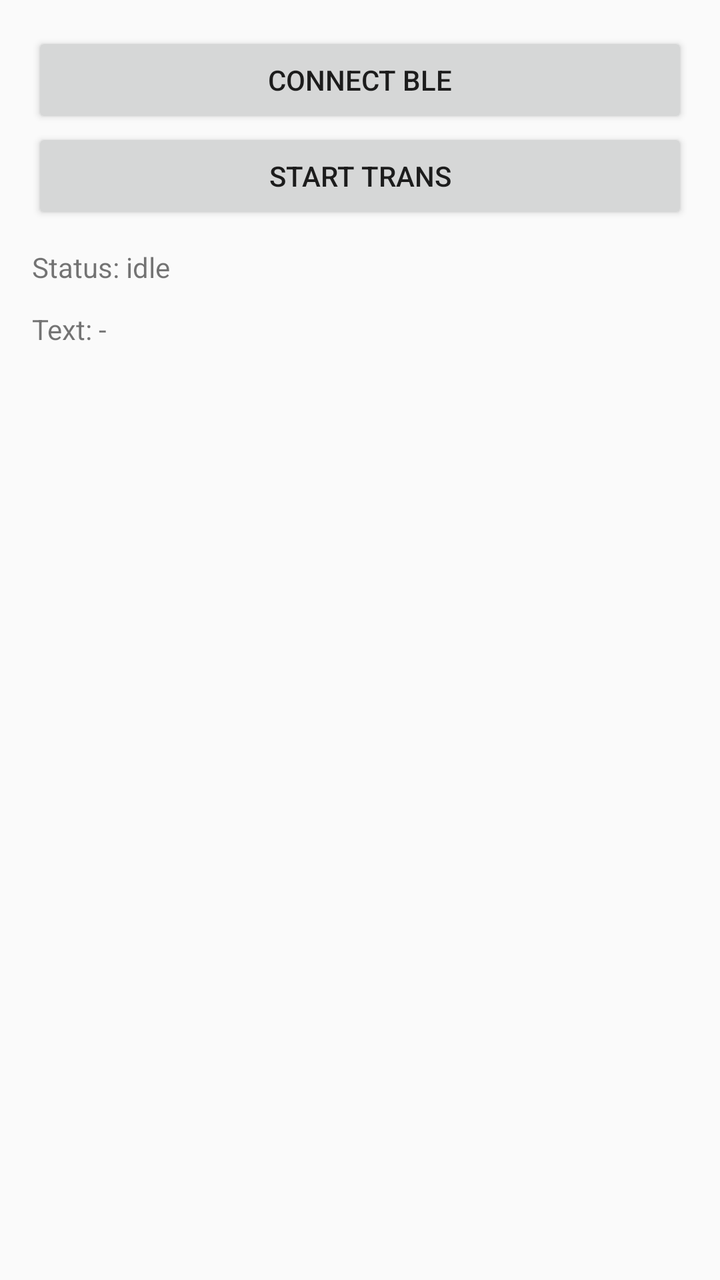
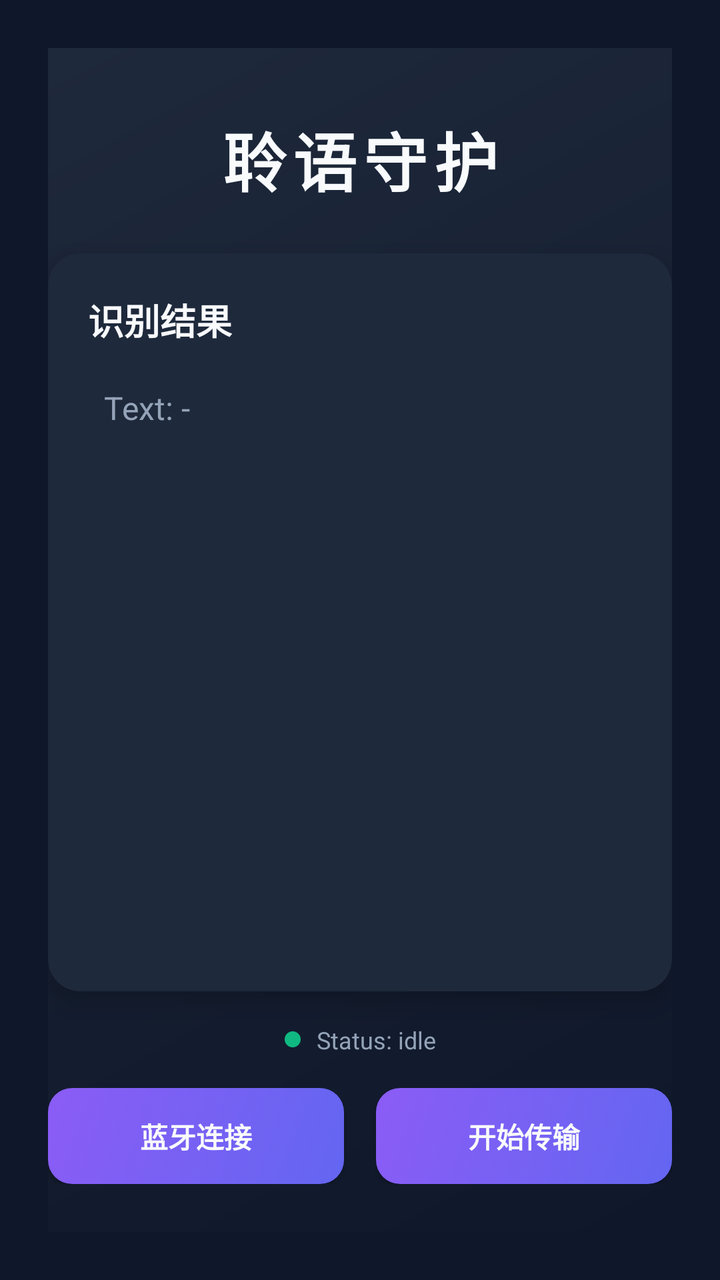

Before-and-after screenshots of an Android layout around one commit, followed by the original layout XML and the change that was made.
<!-- AndroidManifest.xml: application theme Theme.TransApp -->
<!-- res/layout/activity_main.xml -->
<?xml version="1.0" encoding="utf-8"?>
<LinearLayout xmlns:android="http://schemas.android.com/apk/res/android"
    android:layout_width="match_parent"
    android:layout_height="match_parent"
    android:orientation="vertical"
    android:padding="16dp">

    <Button
        android:id="@+id/btnConnect"
        android:layout_width="match_parent"
        android:layout_height="wrap_content"
        android:text="Connect BLE" />

    <Button
        android:id="@+id/btnStart"
        android:layout_width="match_parent"
        android:layout_height="wrap_content"
        android:text="Start Trans" />

    <TextView
        android:id="@+id/txtStatus"
        android:layout_width="match_parent"
        android:layout_height="wrap_content"
        android:text="Status: idle"
        android:paddingTop="12dp" />

    <TextView
        android:id="@+id/txtResult"
        android:layout_width="match_parent"
        android:layout_height="wrap_content"
        android:text="Text: -"
        android:paddingTop="12dp" />

</LinearLayout>
<!-- resources referenced by this layout -->
<resources>
  <style name="Theme.TransApp" parent="Theme.AppCompat.Light.NoActionBar">
          <item name="colorPrimary">#1F2937</item>
          <item name="colorPrimaryDark">#111827</item>
          <item name="colorAccent">#22C55E</item>
      </style>
</resources>

<!-- the commit's change to res/layout/activity_main.xml (unified diff, before → after) -->
@@ -1,34 +1,144 @@
 <?xml version="1.0" encoding="utf-8"?>
-<LinearLayout xmlns:android="http://schemas.android.com/apk/res/android"
+<androidx.constraintlayout.widget.ConstraintLayout xmlns:android="http://schemas.android.com/apk/res/android"
+    xmlns:app="http://schemas.android.com/apk/res-auto"
+    xmlns:tools="http://schemas.android.com/tools"
     android:layout_width="match_parent"
     android:layout_height="match_parent"
-    android:orientation="vertical"
-    android:padding="16dp">
+    android:background="@color/background"
+    android:padding="24dp">
 
-    <Button
-        android:id="@+id/btnConnect"
-        android:layout_width="match_parent"
-        android:layout_height="wrap_content"
-        android:text="Connect BLE" />
-
-    <Button
-        android:id="@+id/btnStart"
-        android:layout_width="match_parent"
-        android:layout_height="wrap_content"
-        android:text="Start Trans" />
+    <View
+        android:id="@+id/backgroundGradient"
+        android:layout_width="0dp"
+        android:layout_height="0dp"
+        android:background="@drawable/gradient_background"
+        app:layout_constraintBottom_toBottomOf="parent"
+        app:layout_constraintEnd_toEndOf="parent"
+        app:layout_constraintStart_toStartOf="parent"
+        app:layout_constraintTop_toTopOf="parent" />
 
     <TextView
-        android:id="@+id/txtStatus"
-        android:layout_width="match_parent"
+        android:id="@+id/txtTitle"
+        android:layout_width="wrap_content"
         android:layout_height="wrap_content"
-        android:text="Status: idle"
-        android:paddingTop="12dp" />
+        android:layout_marginTop="32dp"
+        android:text="聆语守护"
+        android:textColor="@color/text_primary"
+        android:textSize="32sp"
+        android:textStyle="bold"
+        android:letterSpacing="0.1"
+        app:layout_constraintEnd_toEndOf="parent"
+        app:layout_constraintStart_toStartOf="parent"
+        app:layout_constraintTop_toTopOf="parent" />
 
-    <TextView
-        android:id="@+id/txtResult"
-        android:layout_width="match_parent"
+    <androidx.cardview.widget.CardView
+        android:id="@+id/cardResult"
+        android:layout_width="0dp"
+        android:layout_height="0dp"
+        android:layout_marginTop="24dp"
+        android:layout_marginBottom="16dp"
+        app:cardBackgroundColor="@color/surface"
+        app:cardCornerRadius="16dp"
+        app:cardElevation="8dp"
+        app:layout_constraintBottom_toTopOf="@+id/statusContainer"
+        app:layout_constraintEnd_toEndOf="parent"
+        app:layout_constraintStart_toStartOf="parent"
+        app:layout_constraintTop_toBottomOf="@+id/txtTitle">
+
+        <LinearLayout
+            android:layout_width="match_parent"
+            android:layout_height="match_parent"
+            android:orientation="vertical"
+            android:padding="20dp">
+
+            <TextView
+                android:layout_width="wrap_content"
+                android:layout_height="wrap_content"
+                android:text="识别结果"
+                android:textColor="@color/text_primary"
+                android:textSize="18sp"
+                android:textStyle="bold" />
+
+            <ScrollView
+                android:layout_width="match_parent"
+                android:layout_height="0dp"
+                android:layout_marginTop="12dp"
+                android:layout_weight="1">
+
+                <TextView
+                    android:id="@+id/txtResult"
+                    android:layout_width="match_parent"
+                    android:layout_height="wrap_content"
+                    android:text="Text: -"
+                    android:textColor="@color/text_secondary"
+                    android:textSize="16sp"
+                    android:lineSpacingExtra="6dp"
+                    android:padding="8dp" />
+            </ScrollView>
+        </LinearLayout>
+    </androidx.cardview.widget.CardView>
+
+    <LinearLayout
+        android:id="@+id/statusContainer"
+        android:layout_width="wrap_content"
         android:layout_height="wrap_content"
-        android:text="Text: -"
-        android:paddingTop="12dp" />
+        android:layout_marginBottom="16dp"
+        android:orientation="horizontal"
+        android:gravity="center_vertical"
+        app:layout_constraintBottom_toTopOf="@+id/buttonContainer"
+        app:layout_constraintEnd_toEndOf="parent"
+        app:layout_constraintStart_toStartOf="parent">
 
-</LinearLayout>
+        <View
+            android:id="@+id/statusIndicator"
+            android:layout_width="8dp"
+            android:layout_height="8dp"
+            android:background="@drawable/status_indicator"
+            android:layout_marginEnd="8dp" />
+
+        <TextView
+            android:id="@+id/txtStatus"
+            android:layout_width="wrap_content"
+            android:layout_height="wrap_content"
+            android:text="Status: idle"
+            android:textColor="@color/text_secondary"
+            android:textSize="12sp" />
+    </LinearLayout>
+
+    <LinearLayout
+        android:id="@+id/buttonContainer"
+        android:layout_width="0dp"
+        android:layout_height="wrap_content"
+        android:layout_marginBottom="24dp"
+        android:orientation="horizontal"
+        android:gravity="center"
+        app:layout_constraintBottom_toBottomOf="parent"
+        app:layout_constraintEnd_toEndOf="parent"
+        app:layout_constraintStart_toStartOf="parent">
+
+        <Button
+            android:id="@+id/btnConnect"
+            android:layout_width="0dp"
+            android:layout_height="48dp"
+            android:layout_weight="1"
+            android:layout_marginEnd="8dp"
+            android:background="@drawable/button_gradient"
+            android:text="蓝牙连接"
+            android:textColor="@color/text_primary"
+            android:textSize="14sp"
+            android:textStyle="bold" />
+
+        <Button
+            android:id="@+id/btnStart"
+            android:layout_width="0dp"
+            android:layout_height="48dp"
+            android:layout_weight="1"
+            android:layout_marginStart="8dp"
+            android:background="@drawable/button_gradient"
+            android:text="开始传输"
+            android:textColor="@color/text_primary"
+            android:textSize="14sp"
+            android:textStyle="bold" />
+    </LinearLayout>
+
+</androidx.constraintlayout.widget.ConstraintLayout>
<!-- resource entries referenced after the edit -->
@@ -1,9 +1,67 @@
 <!-- resources referenced by this layout -->
 <resources>
+  <color name="background">#0f172a</color>
+  <color name="surface">#1e293b</color>
+  <color name="text_primary">#f8fafc</color>
+  <color name="text_secondary">#94a3b8</color>
+  <!-- drawable button_gradient (drawable) -->
+  <?xml version="1.0" encoding="utf-8"?>
+  <selector xmlns:android="http://schemas.android.com/apk/res/android">
+      <item android:state_pressed="true">
+          <shape android:shape="rectangle">
+              <corners android:radius="12dp" />
+              <gradient
+                  android:angle="135"
+                  android:endColor="#7c3aed"
+                  android:startColor="#4f46e5"
+                  android:type="linear" />
+          </shape>
+      </item>
+      <item>
+          <shape android:shape="rectangle">
+              <corners android:radius="12dp" />
+              <gradient
+                  android:angle="135"
+                  android:endColor="#8b5cf6"
+                  android:startColor="#6366f1"
+                  android:type="linear" />
+          </shape>
+      </item>
+  </selector>
+  <!-- drawable gradient_background (drawable) -->
+  <?xml version="1.0" encoding="utf-8"?>
+  <shape xmlns:android="http://schemas.android.com/apk/res/android">
+      <gradient
+          android:angle="135"
+          android:endColor="#1e293b"
+          android:startColor="#0f172a"
+          android:type="linear" />
+  </shape>
+  <!-- drawable status_indicator (drawable) -->
+  <?xml version="1.0" encoding="utf-8"?>
+  <selector xmlns:android="http://schemas.android.com/apk/res/android">
+      <item android:state_enabled="false">
+          <shape android:shape="oval">
+              <solid android:color="@color/text_secondary" />
+              <size
+                  android:width="8dp"
+                  android:height="8dp" />
+          </shape>
+      </item>
+      <item>
+          <shape android:shape="oval">
+              <solid android:color="@color/success" />
+              <size
+                  android:width="8dp"
+                  android:height="8dp" />
+          </shape>
+      </item>
+  </selector>
   <style name="Theme.TransApp" parent="Theme.AppCompat.Light.NoActionBar">
           <item name="colorPrimary">#1F2937</item>
           <item name="colorPrimaryDark">#111827</item>
           <item name="colorAccent">#22C55E</item>
       </style>
+  <color name="success">#10b981</color>
 </resources>
 
